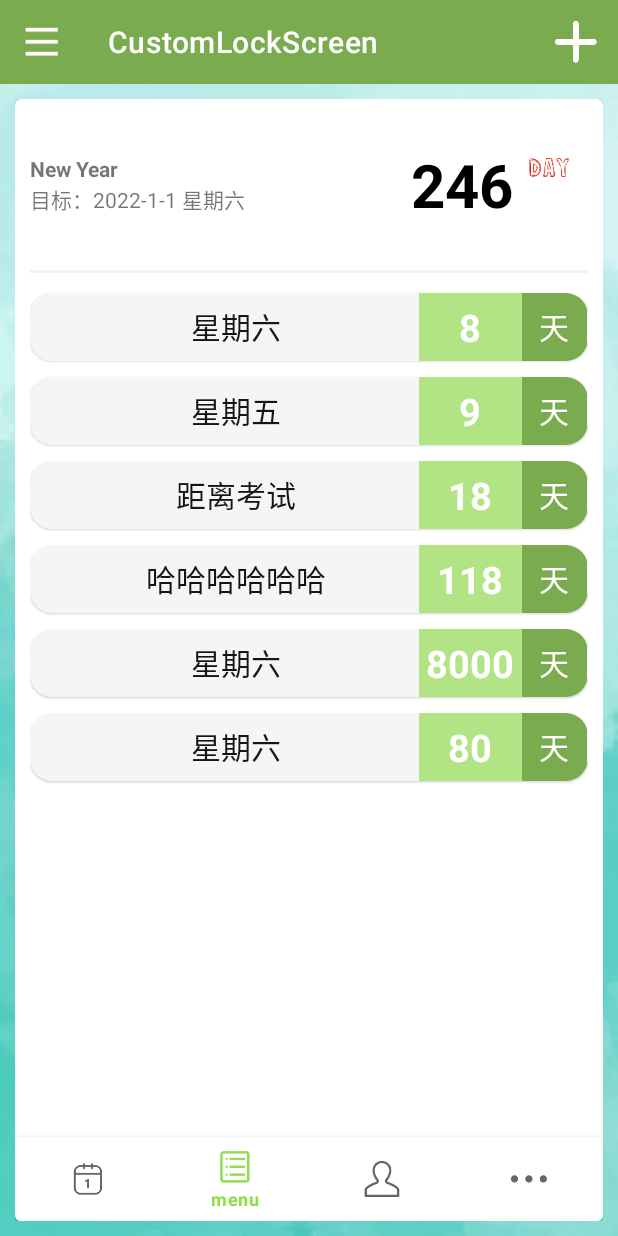
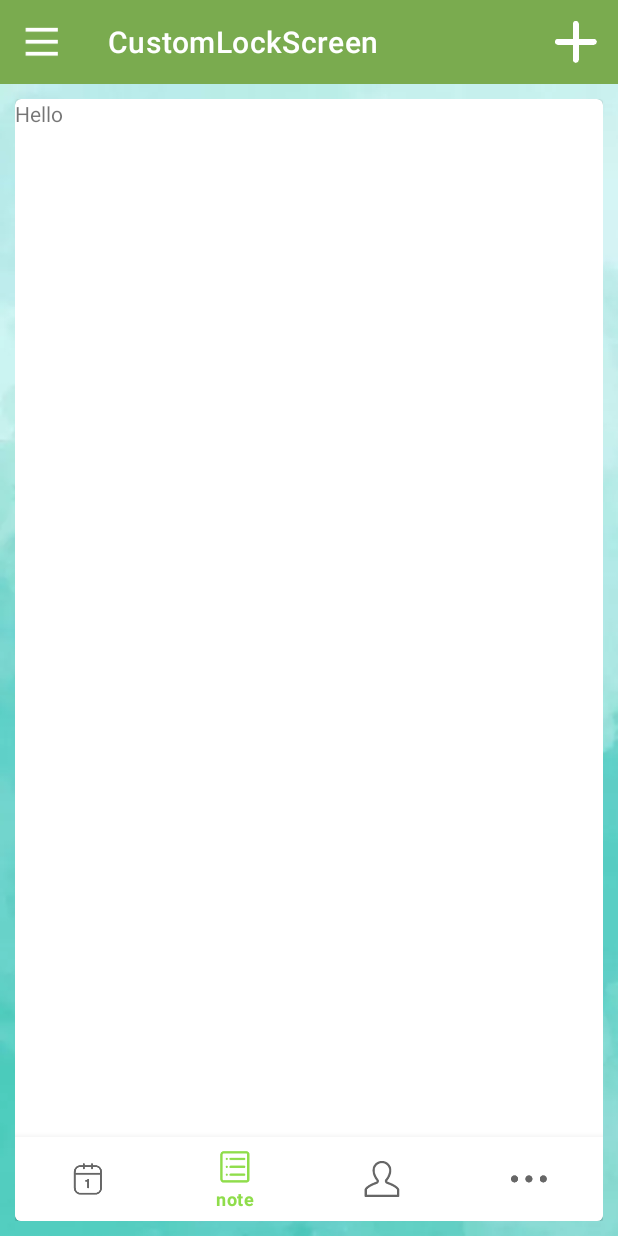
Before and after one commit to rachel-lly/CustomLockScreen, an Android app: the screen it shows after launch (HomeActivity), item 2 of the bottom bar chosen, on a phone screen of 412 x 824 dp. Run offline under Robolectric (Android 15) with nearby library versions, the phone set to English and light mode, and no system bars.

Commit message:
ViewPager+Fragment

```diff
--- a/app/build.gradle
+++ b/app/build.gradle
@@ -43,11 +43,15 @@ dependencies {
     implementation 'androidx.appcompat:appcompat:1.2.0'
     implementation 'com.google.android.material:material:1.2.1'
     implementation 'androidx.constraintlayout:constraintlayout:2.0.4'
+    implementation 'androidx.legacy:legacy-support-v4:1.0.0'
+    implementation 'androidx.lifecycle:lifecycle-livedata-ktx:2.2.0'
+    implementation 'androidx.lifecycle:lifecycle-viewmodel-ktx:2.2.0'
     testImplementation 'junit:junit:4.+'
     androidTestImplementation 'androidx.test.ext:junit:1.1.2'
     androidTestImplementation 'androidx.test.espresso:espresso-core:3.3.0'
 
     implementation 'androidx.recyclerview:recyclerview:1.1.0'
     implementation 'com.github.bumptech.glide:glide:4.11.0'
-    implementation 'androidx.swiperefreshlayout:swiperefreshlayout:1.0.0'
+    implementation 'androidx.swiperefreshlayout:swiperefreshlayout:1.1.0'
+    implementation 'androidx.room:room-runtime:2.2.5'
 }
--- a/app/src/main/AndroidManifest.xml
+++ b/app/src/main/AndroidManifest.xml
@@ -9,6 +9,7 @@
         android:roundIcon="@mipmap/ic_launcher_round"
         android:supportsRtl="true"
         android:theme="@style/AppTheme">
+
         <activity android:name=".HomeActivity">
             <intent-filter>
                 <action android:name="android.intent.action.MAIN" />
--- /dev/null
+++ b/app/src/main/java/com/example/customlockscreen/AddNoteViewModel.kt
@@ -0,0 +1,7 @@
+package com.example.customlockscreen
+
+import androidx.lifecycle.ViewModel
+
+class AddNoteViewModel : ViewModel() {
+    // TODO: Implement the ViewModel
+}
--- /dev/null
+++ b/app/src/main/java/com/example/customlockscreen/Fragment/AddNoteFragment.kt
@@ -0,0 +1,33 @@
+package com.example.customlockscreen.Fragment
+
+import androidx.lifecycle.ViewModelProvider
+import android.os.Bundle
+import androidx.fragment.app.Fragment
+import android.view.LayoutInflater
+import android.view.View
+import android.view.ViewGroup
+import com.example.customlockscreen.AddNoteViewModel
+import com.example.customlockscreen.R
+
+class AddNoteFragment : Fragment() {
+
+    companion object {
+        fun newInstance() = AddNoteFragment()
+    }
+
+    private lateinit var viewModel: AddNoteViewModel
+
+    override fun onCreateView(
+        inflater: LayoutInflater, container: ViewGroup?,
+        savedInstanceState: Bundle?
+    ): View? {
+        return inflater.inflate(R.layout.add_note_fragment, container, false)
+    }
+
+    override fun onActivityCreated(savedInstanceState: Bundle?) {
+        super.onActivityCreated(savedInstanceState)
+        viewModel = ViewModelProvider(this).get(AddNoteViewModel::class.java)
+        // TODO: Use the ViewModel
+    }
+
+}
--- /dev/null
+++ b/app/src/main/java/com/example/customlockscreen/Fragment/NoteListFragment.kt
@@ -0,0 +1,78 @@
+package com.example.customlockscreen.Fragment
+
+import android.os.Bundle
+import androidx.fragment.app.Fragment
+import android.view.LayoutInflater
+import android.view.View
+import android.view.ViewGroup
+import androidx.recyclerview.widget.GridLayoutManager
+import com.example.customlockscreen.Label
+import com.example.customlockscreen.LabelAdapter
+import com.example.customlockscreen.R
+import com.example.customlockscreen.databinding.FragmentNoteListBinding
+
+// TODO: Rename parameter arguments, choose names that match
+// the fragment initialization parameters, e.g. ARG_ITEM_NUMBER
+private const val ARG_PARAM1 = "param1"
+private const val ARG_PARAM2 = "param2"
+
+/**
+ * A simple [Fragment] subclass.
+ * Use the [NoteListFragment.newInstance] factory method to
+ * create an instance of this fragment.
+ */
+class NoteListFragment : Fragment() {
+    // TODO: Rename and change types of parameters
+    private var param1: String? = null
+    private var param2: String? = null
+
+    private lateinit var binding: FragmentNoteListBinding;
+
+    override fun onCreate(savedInstanceState: Bundle?) {
+        super.onCreate(savedInstanceState)
+
+        binding = FragmentNoteListBinding.inflate(LayoutInflater.from(this.context))
+
+        var labelList = ArrayList<Label>()
+        labelList.add(Label("星期六",8))
+        labelList.add(Label("星期五",9))
+        labelList.add(Label("距离考试",18))
+        labelList.add(Label("哈哈哈哈哈哈",118))
+
+
+        binding.homeRecyclerview.adapter = this.context?.let { LabelAdapter(it, labelList) }
+        binding.homeRecyclerview.layoutManager = GridLayoutManager(this.context,1)
+
+        arguments?.let {
+            param1 = it.getString(ARG_PARAM1)
+            param2 = it.getString(ARG_PARAM2)
+        }
+    }
+
+    override fun onCreateView(
+        inflater: LayoutInflater, container: ViewGroup?,
+        savedInstanceState: Bundle?
+    ): View? {
+        return binding.root
+    }
+
+    companion object {
+        /**
+         * Use this factory method to create a new instance of
+         * this fragment using the provided parameters.
+         *
+         * @param param1 Parameter 1.
+         * @param param2 Parameter 2.
+         * @return A new instance of fragment NoteListFragment.
+         */
+        // TODO: Rename and change types and number of parameters
+        @JvmStatic
+        fun newInstance(param1: String, param2: String) =
+            NoteListFragment().apply {
+                arguments = Bundle().apply {
+                    putString(ARG_PARAM1, param1)
+                    putString(ARG_PARAM2, param2)
+                }
+            }
+    }
+}
--- a/app/src/main/java/com/example/customlockscreen/HomeActivity.kt
+++ b/app/src/main/java/com/example/customlockscreen/HomeActivity.kt
@@ -3,13 +3,17 @@ package com.example.customlockscreen
 import androidx.appcompat.app.AppCompatActivity
 import android.os.Bundle
 import android.view.Menu
-import androidx.recyclerview.widget.GridLayoutManager
-import androidx.recyclerview.widget.LinearLayoutManager
+import androidx.fragment.app.Fragment
+import androidx.viewpager2.widget.ViewPager2
+import com.example.customlockscreen.Fragment.AddNoteFragment
+
+import com.example.customlockscreen.Fragment.NoteListFragment
 import com.example.customlockscreen.databinding.ActivityHomeBinding
 
 class HomeActivity : AppCompatActivity() {
 
     private lateinit var  binding : ActivityHomeBinding
+    private val itemIdArray :IntArray = intArrayOf(R.id.item_home,R.id.item_note,R.id.item_mine,R.id.item_more)
 
     override fun onCreate(savedInstanceState: Bundle?) {
         super.onCreate(savedInstanceState)
@@ -18,26 +22,32 @@ class HomeActivity : AppCompatActivity() {
         setSupportActionBar(binding.homeToolbar)
         binding.homeToolbar.setNavigationIcon(R.mipmap.menu)
         binding.homeNavigationView.inflateMenu(R.menu.home_navigation_view)
-        binding.homeNavigationView.setOnNavigationItemReselectedListener {
-            when(it.itemId){
-                // TODO: 2021/4/14 跳转
+        binding.homeNavigationView.setOnNavigationItemSelectedListener {
+            // TODO: 2021/4/15 目前是2 记得改
+            for(i in 0..2){
+                if(it.itemId == itemIdArray[i]){
+                    binding.homeViewPager.currentItem = i
+                }
             }
+
+            return@setOnNavigationItemSelectedListener true
         }
 
-        var labelList = ArrayList<Label>()
-        labelList.add(Label("星期六",8))
-        labelList.add(Label("星期五",9))
-        labelList.add(Label("距离考试",18))
-        labelList.add(Label("哈哈哈哈哈哈",118))
-        labelList.add(Label("星期六",8000))
-        labelList.add(Label("星期六",80))
-
-        binding.homeRecyclerview.adapter = LabelAdapter(this,labelList)
-        binding.homeRecyclerview.layoutManager = GridLayoutManager(this,1)
+        var fragmentList = ArrayList<Fragment>()
+        fragmentList.add(NoteListFragment())
+        fragmentList.add(AddNoteFragment())
+        binding.homeViewPager.adapter = PagerAdapter(this,fragmentList)
+        binding.homeViewPager.registerOnPageChangeCallback(object :ViewPager2.OnPageChangeCallback(){
+            override fun onPageSelected(position: Int) {
+                super.onPageSelected(position)
+                binding.homeNavigationView.selectedItemId = itemIdArray[position]
+            }
+        })
 
 
         setContentView(binding.root)
     }
+
 
 
 
--- /dev/null
+++ b/app/src/main/java/com/example/customlockscreen/PagerAdapter.kt
@@ -0,0 +1,18 @@
+package com.example.customlockscreen
+
+import android.os.Parcel
+import android.os.Parcelable
+import androidx.fragment.app.Fragment
+import androidx.fragment.app.FragmentActivity
+import androidx.viewpager2.adapter.FragmentStateAdapter
+
+class PagerAdapter(activity: FragmentActivity,fragments: List<Fragment>) : FragmentStateAdapter(activity) {
+
+    private  var fragmentList : List<Fragment> = fragments
+
+
+    override fun getItemCount(): Int = this.fragmentList.size
+
+    override fun createFragment(position: Int): Fragment = fragmentList.get(position)
+
+}
--- a/app/src/main/res/layout/activity_home.xml
+++ b/app/src/main/res/layout/activity_home.xml
@@ -38,107 +38,20 @@
             android:layout_height="match_parent"
             >
 
+
+
             <RelativeLayout
+                android:id="@+id/home_layout"
                 android:layout_width="match_parent"
                 android:layout_height="match_parent"
                 >
 
-                <RelativeLayout
-                    android:id="@+id/header_layout"
-                    android:layout_width="match_parent"
-                    android:layout_height="wrap_content"
-                    android:layout_marginTop="30dp"
-                    android:layout_marginBottom="30dp"
-                    android:layout_marginStart="10dp"
-                    android:layout_marginEnd="10dp"
-                    >
-
-
-                    <RelativeLayout
-                        android:layout_width="match_parent"
-                        android:layout_height="wrap_content"
-                        android:layout_centerVertical="true"
-                        >
-
-                        <TextView
-                            android:id="@+id/home_header_label_chosen_text"
-                            android:layout_width="wrap_content"
-                            android:layout_height="wrap_content"
-                            android:text="New Year"
-                            android:textStyle="bold"
-                            />
-
-                        <TextView
-                            android:id="@+id/home_header_label_chosen_date"
-                            android:layout_width="wrap_content"
-                            android:layout_height="wrap_content"
-                            android:layout_below="@+id/home_header_label_chosen_text"
-                            android:text="目标：2022-1-1 星期六"
-
-                            />
-
-                    </RelativeLayout>
-
-
-                    <TextView
-                        android:id="@+id/home_header_label_chosen_day"
-                        android:layout_width="wrap_content"
-                        android:layout_height="wrap_content"
-                        android:text="246"
-                        android:textColor="#000"
-                        android:textSize="40sp"
-                        android:textStyle="bold"
-                        android:layout_alignParentEnd="true"
-                        android:layout_marginEnd="50dp"
-                        />
-
-                    <ImageView
-                        android:id="@+id/icon_day"
-                        android:layout_width="wrap_content"
-                        android:layout_height="wrap_content"
-                        android:src="@mipmap/day"
-                        android:layout_alignParentEnd="true"
-                        android:layout_marginEnd="10dp"
-                        />
-
-
-                </RelativeLayout>
-
-                <View
-                    android:layout_width="match_parent"
-                    android:layout_height="2dp"
-                    android:background="#33b4bcc0"
-                    android:layout_marginStart="10dp"
-                    android:layout_marginEnd="10dp"
-                    android:layout_below="@id/header_layout"
-                    />
-
-
-                <RelativeLayout
-                    android:id="@+id/home_label_list_layout"
+                <androidx.viewpager2.widget.ViewPager2
+                    android:id="@+id/home_viewPager"
+                    android:layout_above="@+id/home_navigationView"
                     android:layout_width="match_parent"
                     android:layout_height="match_parent"
-                    android:layout_below="@+id/header_layout"
-                    >
-
-                    <androidx.swiperefreshlayout.widget.SwipeRefreshLayout
-                        android:id="@+id/home_swipeRefreshLayout"
-                        android:layout_width="match_parent"
-                        android:layout_height="match_parent"
-
-                        >
-
-                        <androidx.recyclerview.widget.RecyclerView
-                            android:id="@+id/home_recyclerview"
-                            android:layout_width="match_parent"
-                            android:layout_height="match_parent"
-                            android:padding="10dp"
-                            app:layout_behavior="com.google.android.material.appbar.AppBarLayout$ScrollingViewBehavior"
-
                     />
-
-                    </androidx.swiperefreshlayout.widget.SwipeRefreshLayout>
-
 
                 <com.google.android.material.bottomnavigation.BottomNavigationView
                     android:id="@+id/home_navigationView"
@@ -149,7 +62,7 @@
 
             </RelativeLayout>
 
-            </RelativeLayout>
+
 
 
 
--- /dev/null
+++ b/app/src/main/res/layout/add_note_fragment.xml
@@ -0,0 +1,16 @@
+<?xml version="1.0" encoding="utf-8"?>
+<FrameLayout
+    xmlns:android="http://schemas.android.com/apk/res/android"
+    xmlns:tools="http://schemas.android.com/tools"
+    android:layout_width="match_parent"
+    android:layout_height="match_parent"
+    tools:context=".Fragment.AddNoteFragment">
+
+
+
+    <TextView
+        android:layout_width="match_parent"
+        android:layout_height="match_parent"
+        android:text="Hello" />
+
+</FrameLayout>
--- a/app/src/main/res/menu/home_navigation_view.xml
+++ b/app/src/main/res/menu/home_navigation_view.xml
@@ -2,25 +2,25 @@
 <menu xmlns:android="http://schemas.android.com/apk/res/android">
 
     <item
-        android:id="@+id/home"
+        android:id="@+id/item_home"
         android:title="home"
         android:icon="@mipmap/candidate_black"
         ></item>
 
     <item
-        android:id="@+id/menu"
-        android:title="menu"
+        android:id="@+id/item_note"
+        android:title="note"
         android:icon="@mipmap/menu_black"
         ></item>
 
     <item
-        android:id="@+id/mine"
+        android:id="@+id/item_mine"
         android:title="mine"
         android:icon="@mipmap/mine_black"
         ></item>
 
     <item
-        android:id="@+id/more"
+        android:id="@+id/item_more"
         android:title="more"
         android:icon="@mipmap/more_black"
         ></item>
--- a/app/src/main/res/values/strings.xml
+++ b/app/src/main/res/values/strings.xml
@@ -1,3 +1,5 @@
 <resources>
     <string name="app_name">CustomLockScreen</string>
+    <!-- TODO: Remove or change this placeholder text -->
+    <string name="hello_blank_fragment">Hello blank fragment</string>
 </resources>
```
Also changed, not shown: app/src/main/res/layout/fragment_note_list.xml (added, +115 -0 lines). Lines whose indentation alone changed are shown as unchanged.
